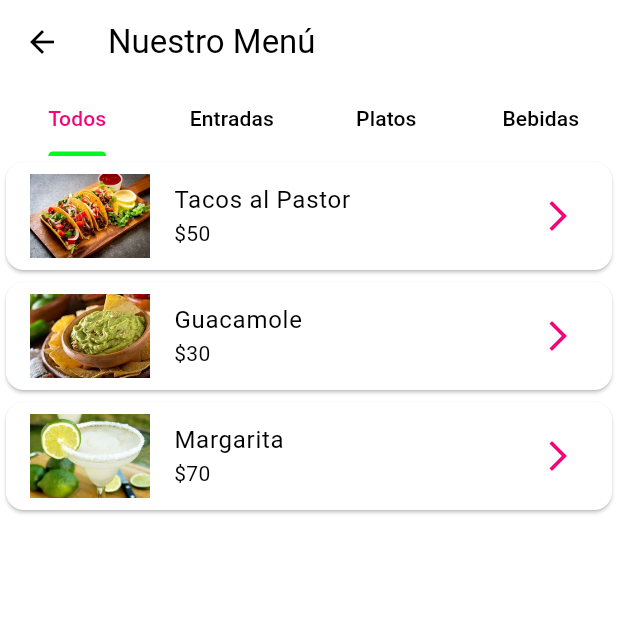
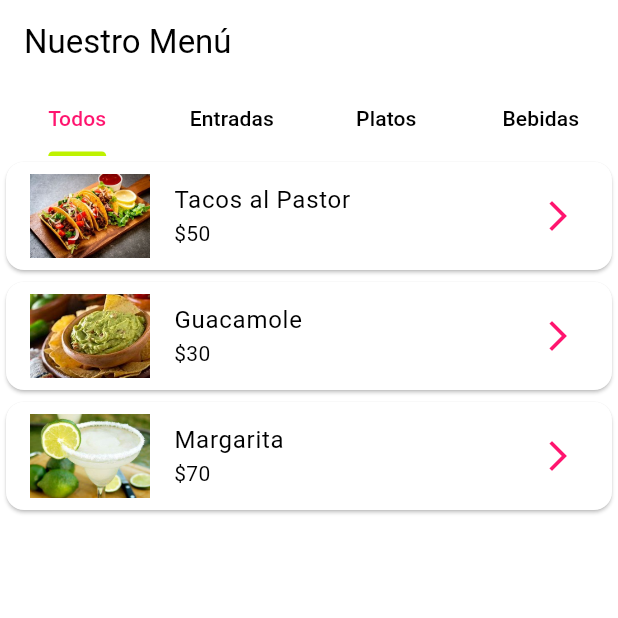
Before and after one commit to DonPombo/Un-Lugar-Chido, a Flutter app: the screen it shows after launch, after a tap on "Ver Menú", on a phone screen of 412 x 824 dp, the top half of it. Run offline on Flutter 3.47's test engine with Material 3 defaults, Android fonts, the phone set to English and light mode, and no system bars; our stand-ins replace go_router, qr_flutter.

Commit message:
2do diseño creado con estilos diferentesy algunos paquetes adicionales

```diff
--- a/lib/Theme/theme_screen.dart
+++ b/lib/Theme/theme_screen.dart
@@ -1,8 +1,7 @@
 import 'package:flutter/material.dart';
 
 final ThemeData themeData = ThemeData(
-  primaryColor: const Color.fromARGB(255, 243, 4, 123), // Verde mexicano
-  scaffoldBackgroundColor: Colors.white,
+  primaryColor: const Color.fromARGB(255, 255, 21, 111),
   fontFamily: 'Roboto',
   textTheme: const TextTheme(
     displayLarge: TextStyle(
@@ -13,5 +12,5 @@ final ThemeData themeData = ThemeData(
     bodyMedium: TextStyle(fontSize: 14.0, color: Colors.black54),
   ),
   colorScheme: ColorScheme.fromSwatch()
-      .copyWith(secondary: const Color.fromARGB(255, 2, 248, 35)),
-);
+      .copyWith(secondary: const Color.fromARGB(255,190, 242, 0),
+));
--- a/lib/main.dart
+++ b/lib/main.dart
@@ -1,7 +1,5 @@
 import 'package:flutter/material.dart';
-import 'package:un_lugar_chido_app/presentation/home.dart';
 import 'package:un_lugar_chido_app/presentation/screens.dart';
-
 
 void main() {
   runApp(const RestauranteMexicanoApp());
--- a/lib/presentation/welcome_screen.dart
+++ b/lib/presentation/welcome_screen.dart
@@ -1,8 +1,31 @@
 import 'package:flutter/material.dart';
-import 'package:un_lugar_chido_app/presentation/screens.dart';
+import 'package:go_router/go_router.dart';
+import 'package:url_launcher/url_launcher.dart';
 
-class WelcomeScreen extends StatelessWidget {
+class WelcomeScreen extends StatefulWidget {
   const WelcomeScreen({super.key});
+
+  @override
+  WelcomeScreenState createState() => WelcomeScreenState();
+}
+
+class WelcomeScreenState extends State<WelcomeScreen> {
+  final Uri _instagramUrl =
+      Uri.parse('https://www.instagram.com/unlugarchido_');
+  final Uri _facebookUrl = Uri.parse(
+      'https://www.facebook.com/profile.php?id=61555022528546&mibextid=LQQJ4d');
+
+  Future<void> _launchInstagram() async {
+    if (!await launchUrl(_instagramUrl)) {
+      throw Exception('No se pudo abrir $_instagramUrl');
+    }
+  }
+
+  Future<void> _launchFacebook() async {
+    if (!await launchUrl(_facebookUrl)) {
+      throw Exception('No se pudo abrir $_facebookUrl');
+    }
+  }
 
   @override
   Widget build(BuildContext context) {
@@ -12,8 +35,8 @@ class WelcomeScreen extends StatelessWidget {
           begin: Alignment.topLeft,
           end: Alignment.bottomRight,
           colors: [
+            Theme.of(context).colorScheme.secondary,
             Theme.of(context).primaryColor,
-            Theme.of(context).colorScheme.secondary
           ],
         ),
       ),
@@ -21,15 +44,14 @@ class WelcomeScreen extends StatelessWidget {
         child: Column(
           mainAxisAlignment: MainAxisAlignment.center,
           children: <Widget>[
-            Text(
-              '¡Bienvenidos a\nUn Lugar\nChido!',
-              style: Theme.of(context)
-                  .textTheme
-                  .displayLarge
-                  ?.copyWith(color: Colors.white),
-              textAlign: TextAlign.center,
+            Expanded(
+                child: Container(
+                    decoration: const BoxDecoration(
+              image: DecorationImage(
+                image: AssetImage("assets/images/logoChido.png"),
+                fit: BoxFit.cover,
               ),
-            const SizedBox(height: 40),
+            ))),
             ElevatedButton(
               style: ElevatedButton.styleFrom(
                 foregroundColor: Theme.of(context).primaryColor,
@@ -38,16 +60,11 @@ class WelcomeScreen extends StatelessWidget {
                     const EdgeInsets.symmetric(horizontal: 50, vertical: 20),
               ),
               onPressed: () {
-                Navigator.push(
-                  context,
-                  MaterialPageRoute(builder: (context) => CatalogoMenuScreen()),
-                );
+                context.go('/catalogo');
               },
               child: const Text('Ver Menú'),
             ),
-            const SizedBox(
-              height: 20,
-            ),
+            const SizedBox(height: 20),
             ElevatedButton(
               style: ElevatedButton.styleFrom(
                 foregroundColor: Theme.of(context).primaryColor,
@@ -56,12 +73,38 @@ class WelcomeScreen extends StatelessWidget {
                     const EdgeInsets.symmetric(horizontal: 50, vertical: 20),
               ),
               onPressed: () {
-                  Navigator.push(
-                      context,
-                      MaterialPageRoute(
-                          builder: (context) => const QRScreen()));
+                context.go('/qr');
               },
-                child: const Text('Ver Código QR'))
+              child: const Text('Ver Código QR'),
+            ),
+            const SizedBox(height: 20),
+            ElevatedButton.icon(
+              style: ElevatedButton.styleFrom(
+                foregroundColor: Colors.white,
+                backgroundColor: const Color.fromARGB(255, 131, 58, 180),
+                padding:
+                    const EdgeInsets.symmetric(horizontal: 30, vertical: 15),
+              ),
+              onPressed: _launchInstagram,
+              icon: const Icon(Icons.camera_alt),
+              label: const Text('Síguenos en Instagram'),
+            ),
+            const SizedBox(height: 10),
+            ElevatedButton.icon(
+              style: ElevatedButton.styleFrom(
+                foregroundColor: Colors.white,
+                backgroundColor: Colors.blueAccent,
+                padding:
+                    const EdgeInsets.symmetric(horizontal: 30, vertical: 15),
+              ),
+              onPressed: _launchFacebook,
+              icon: const Icon(Icons.facebook),
+              label: const Text('Síguenos en Facebook'),
+            ),
+            const Padding(
+              padding: EdgeInsets.all(8.0),
+              child: SizedBox(height: 10),
+            ),
           ],
         ),
       ),
```
Also changed, not shown: pubspec.yaml (+2 -6 lines), assets/images/logoChido.png (added), pubspec.lock, 6 other files. Lines whose indentation alone changed are shown as unchanged.
